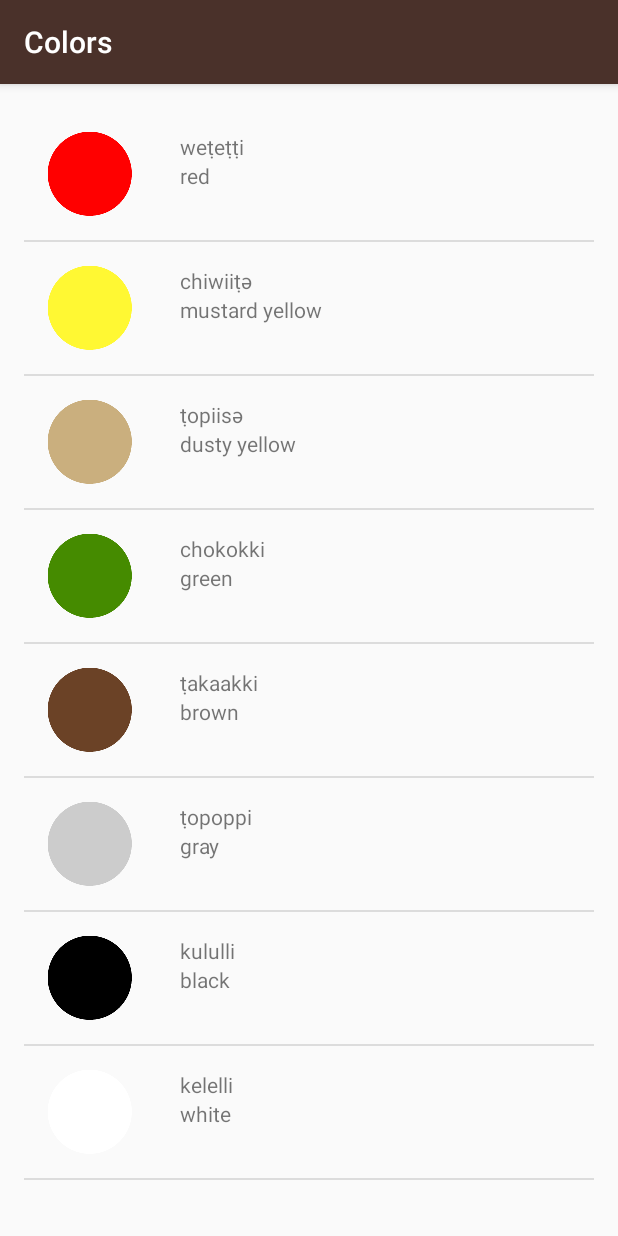
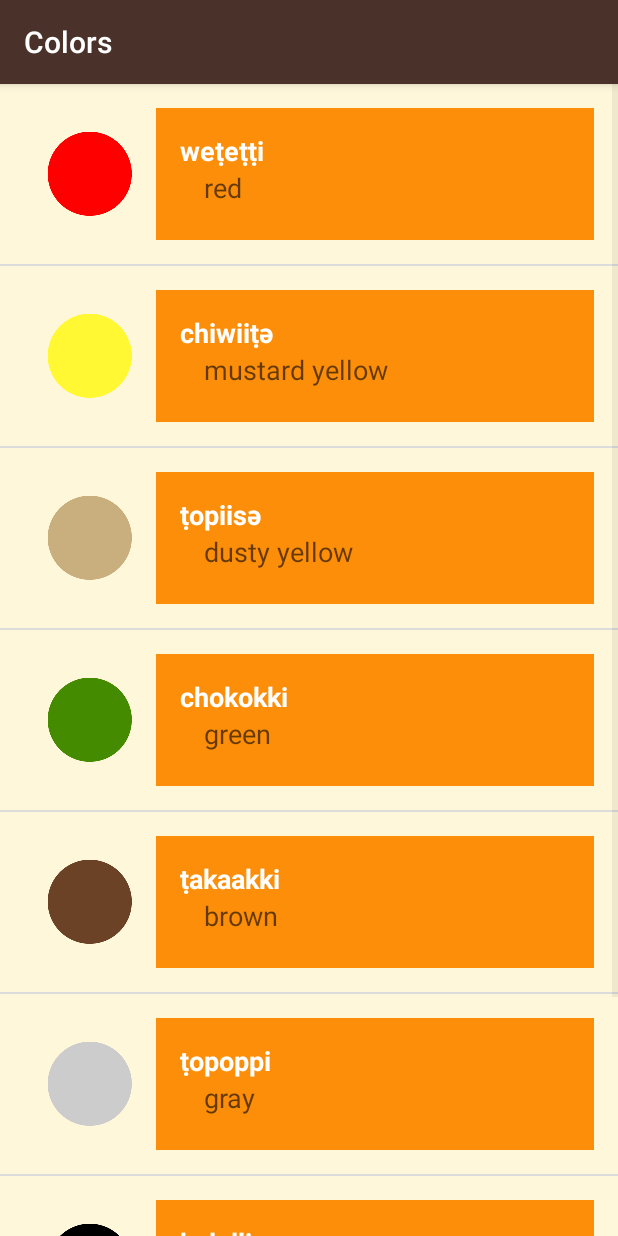
Before and after one commit to vjs3/AndroidBasicNanodegree, an Android app: the ColorsActivity screen opened directly, with no data from a screen before it, on a phone screen of 412 x 824 dp. Run offline under Robolectric (Android 15) with nearby library versions, the phone set to English and light mode, and no system bars.

Commit message:
basic visual polish

```diff
--- a/Miwok/app/src/main/java/com/example/android/miwok/ColorsActivity.java
+++ b/Miwok/app/src/main/java/com/example/android/miwok/ColorsActivity.java
@@ -29,7 +29,7 @@ public class ColorsActivity extends AppCompatActivity {
 
         // Find the {@link ListView} object in the view hierarchy of the {@link Activity}.
         // There should be a {@link ListView} with the view ID called list, which is declared in the
-        // word_list.xml.xmlyout file.
+        // word_list.xml file.
         ListView listView = (ListView) findViewById(R.id.list);
 
         // Make the {@link ListView} use the {@link WordAdapter} we created above, so that the
--- a/Miwok/app/src/main/java/com/example/android/miwok/WordAdapter.java
+++ b/Miwok/app/src/main/java/com/example/android/miwok/WordAdapter.java
@@ -40,7 +40,7 @@ public class WordAdapter extends ArrayAdapter<Word> {
 
         englishTranslation.setText(currentWord.getEnglishTranslation());
         miwokTranslation.setText(currentWord.getMiwokTranslation());
-        imageView.setImageResource(currentWord.getImageResourceId());
+       // imageView.setImageResource(currentWord.getImageResourceId());
 
         if(currentWord.hasImage()) {
             imageView.setImageResource(currentWord.getImageResourceId());
--- a/Miwok/app/src/main/res/layout/list_item.xml
+++ b/Miwok/app/src/main/res/layout/list_item.xml
@@ -1,32 +1,39 @@
 <?xml version="1.0" encoding="utf-8"?>
 <LinearLayout xmlns:android="http://schemas.android.com/apk/res/android"
-    android:orientation="horizontal" android:layout_width="match_parent"
-    android:layout_height="wrap_content">
+    android:orientation="horizontal"
+    android:layout_width="match_parent"
+    android:layout_height="wrap_content"
+    android:padding="16dp"
+    android:minHeight="88dp"
+    android:background="@color/tan_background">
 
     <ImageView
         android:id="@+id/miwok_image"
-        android:layout_width="wrap_content"
-        android:layout_height="wrap_content"
-        android:src="@mipmap/ic_launcher"
+        android:layout_width="@dimen/list_item_height"
+        android:layout_height="@dimen/list_item_height"
         />
 
     <LinearLayout
-        android:layout_width="wrap_content"
-        android:layout_height="wrap_content"
-        android:orientation="vertical">
+        android:id="@+id/text_container"
+        android:layout_width="match_parent"
+        android:layout_height="match_parent"
+        android:orientation="vertical"
+        android:paddingLeft="16dp"
+        android:background="@color/category_numbers">
 
 
     <TextView
-        android:layout_width="wrap_content"
+        android:layout_width="match_parent"
         android:layout_height="wrap_content"
-        android:layout_marginLeft="16dp"
-        android:text="random"
+        android:textAppearance="?android:textAppearanceMedium"
+        android:textColor="@android:color/white"
+        android:textStyle="bold"
         android:layout_marginTop="16dp"
         android:id="@+id/text_view_miwok"/>
     <TextView
-        android:layout_width="wrap_content"
+        android:layout_width="match_parent"
         android:layout_height="wrap_content"
-        android:text="random"
+        android:textAppearance="?android:textAppearanceMedium"
         android:layout_marginLeft="16dp"
         android:id="@+id/text_view_english"/>
     </LinearLayout>
--- a/Miwok/app/src/main/res/layout/word_list.xml
+++ b/Miwok/app/src/main/res/layout/word_list.xml
@@ -1,11 +1,7 @@
 <?xml version="1.0" encoding="utf-8"?>
 <ListView xmlns:android="http://schemas.android.com/apk/res/android"
-    xmlns:tools="http://schemas.android.com/tools"
     android:id="@+id/list"
     android:orientation="vertical"
     android:layout_width="match_parent"
     android:layout_height="match_parent"
-    android:paddingBottom="@dimen/activity_vertical_margin"
-    android:paddingLeft="@dimen/activity_horizontal_margin"
-    android:paddingRight="@dimen/activity_horizontal_margin"
-    android:paddingTop="@dimen/activity_vertical_margin" />
+    />
--- a/Miwok/app/src/main/res/values-w820dp/dimens.xml
+++ /dev/null
@@ -1,20 +0,0 @@
-<!-- Copyright (C) 2016 The Android Open Source Project
-
-     Licensed under the Apache License, Version 2.0 (the "License");
-     you may not use this file except in compliance with the License.
-     You may obtain a copy of the License at
-
-          http://www.apache.org/licenses/LICENSE-2.0
-
-     Unless required by applicable law or agreed to in writing, software
-     distributed under the License is distributed on an "AS IS" BASIS,
-     WITHOUT WARRANTIES OR CONDITIONS OF ANY KIND, either express or implied.
-     See the License for the specific language governing permissions and
-     limitations under the License.
--->
-<resources>
-    <!-- Example customization of dimensions originally defined in res/values/dimens.xml
-         (such as screen margins) for screens with more than 820dp of available width. This
-         would include 7" and 10" devices in landscape (~960dp and ~1280dp respectively). -->
-    <dimen name="activity_horizontal_margin">64dp</dimen>
-</resources>
--- a/Miwok/app/src/main/res/values/dimens.xml
+++ b/Miwok/app/src/main/res/values/dimens.xml
@@ -16,6 +16,4 @@
     <!-- Height of each list item -->
     <dimen name="list_item_height">88dp</dimen>
     <!-- Default screen margins, per the Android Design guidelines. -->
-    <dimen name="activity_horizontal_margin">16dp</dimen>
-    <dimen name="activity_vertical_margin">16dp</dimen>
 </resources>
```
